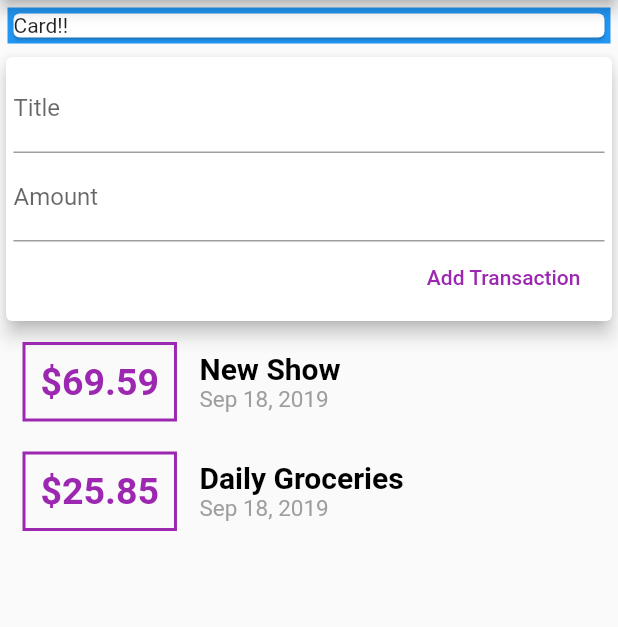
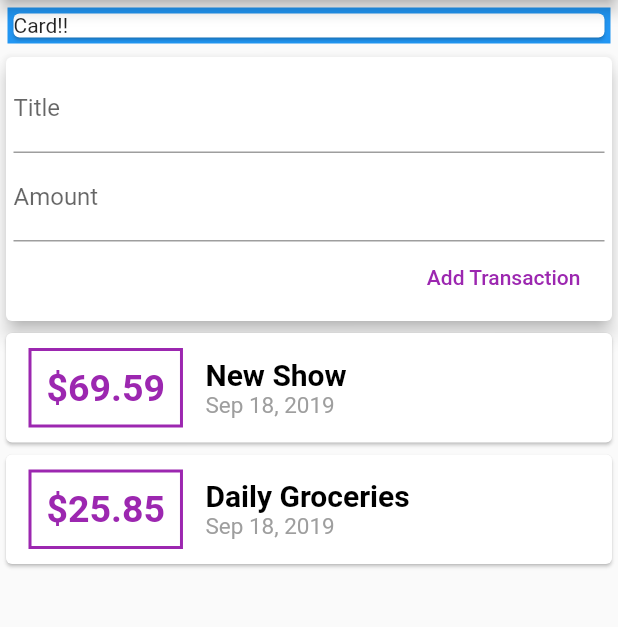
Before and after one commit to rezatrue/Expanse_Planner, a Flutter app: the screen it shows after launch, on a phone screen of 412 x 824 dp, the part 84-711 px from its top. Run offline on Flutter 3.47's test engine with Material 2 defaults, Android fonts, the phone set to English and light mode, and no system bars.

Commit message:
ListView.builder

```diff
--- a/lib/wedgets/transaction_list.dart
+++ b/lib/wedgets/transaction_list.dart
@@ -12,14 +12,15 @@ class TransactionList extends StatelessWidget {
   Widget build(BuildContext context) {
     return Container(
       height: 300,
-      child: SingleChildScrollView(
-        child: Column(children: _userTransactions.map((tx) {
-                    return Row(children: <Widget>[
+      child: ListView.builder(
+        itemBuilder: (ctx, index) {
+            return Card(
+              child: Row(children: <Widget>[
                       Container(
                         margin: EdgeInsets.symmetric(vertical: 10, horizontal: 15),
                         decoration: BoxDecoration(border: Border.all(color: Colors.purple, style: BorderStyle.solid, width: 2)),
                         padding: EdgeInsets.all(10),
-                        child: Text('\$${tx.amount}' ,
+                        child: Text('\$${_userTransactions[index].amount}' ,
                           style: TextStyle(
                             fontWeight: FontWeight.bold,
                             fontSize: 25,
@@ -30,23 +31,25 @@ class TransactionList extends StatelessWidget {
                       Column(
                         crossAxisAlignment: CrossAxisAlignment.start,
                         children: <Widget>[
-                        Text(tx.title, style: TextStyle(
+                        Text(_userTransactions[index].title, style: TextStyle(
                             color: Colors.black,
                             fontWeight: FontWeight.bold,
                             fontSize: 20,
                           ),
                         ),
                         Text(
-                          DateFormat.yMMMd().format(tx.date),
+                          DateFormat.yMMMd().format(_userTransactions[index].date),
                           style: TextStyle(
                             color: Colors.grey,
                             fontSize: 15,
                           ),
                           ),
                       ],)
-                    ],);
+                    ],),
+                    );
+        },
+        itemCount: _userTransactions.length,
 
-                  }).toList(),),
       ),
     );
   }
```
Also changed, not shown: 1 other file.
